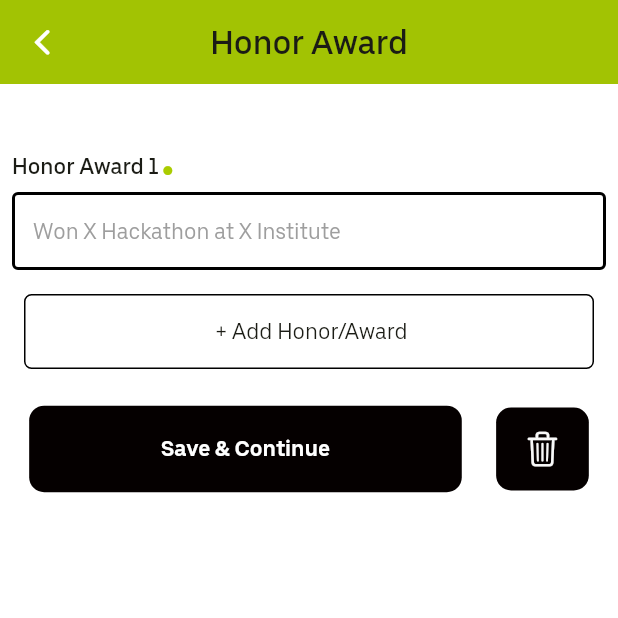
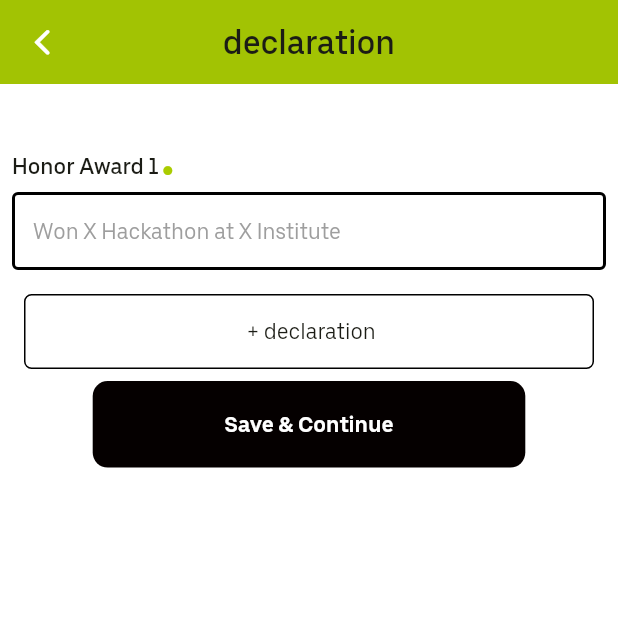
Before and after one commit to RAWAN3830/laTeXpert, a Flutter app: the DeclarationScreen screen opened directly, on a phone screen of 412 x 824 dp, the top half of it. Run offline on Flutter 3.47's test engine with Material 3 defaults, Android fonts, the phone set to English and light mode, and no system bars; our stand-ins replace bloc, cloud_firestore, dio, easy_stepper, firebase_auth, firebase_core and 7 more; missing offline and left inert: flutter_resume_template; accounts and stored records are empty; network calls fail; project files that could hold a hidden picture were left out.

```diff
--- a/lib/domain/declaration_model/declaration_controller.dart
+++ b/lib/domain/declaration_model/declaration_controller.dart
@@ -1,8 +1,23 @@
 import 'package:flutter/material.dart';
+import 'package:latexpert/domain/declaration_model/declaration_model.dart';
 
 class DeclarationController {
-  final TextEditingController honorController;
+  final TextEditingController declaration;
 
-  DeclarationController({TextEditingController? honor})
-      : honorController = honor ?? TextEditingController();
+  DeclarationController({
+    required this.declaration,
+  });
+
+  void dispose() {
+    declaration.dispose();
+    }
+
 }
+
+extension DeclarationControllerExtension on DeclarationController {
+  DeclarationModel toModel() {
+    return DeclarationModel(
+      honorAwardTitle: declaration.text,
+    );
+  }
+}
--- a/lib/domain/declaration_model/declaration_model.dart
+++ b/lib/domain/declaration_model/declaration_model.dart
@@ -12,7 +12,6 @@ class DeclarationMasterModel with _$DeclarationMasterModel {
   factory DeclarationMasterModel.fromJson(Map<String, dynamic> json) => _$DeclarationMasterModelFromJson(json);
 }
 
-
 @freezed
 class DeclarationModel with _$DeclarationModel {
   const factory DeclarationModel({
--- a/lib/infra/bloc/declaration_bloc/declaration_state.dart
+++ b/lib/infra/bloc/declaration_bloc/declaration_state.dart
@@ -1,5 +1,6 @@
 import 'package:freezed_annotation/freezed_annotation.dart';
 import 'package:flutter/material.dart';
+import 'package:latexpert/domain/declaration_model/declaration_model.dart';
 
 part 'declaration_state.freezed.dart';
 
@@ -8,7 +9,7 @@ class DeclarationState with _$DeclarationState {
   const factory DeclarationState.initial() = _DeclarationStateInitial;
   const factory DeclarationState.loading() = _DeclarationStateLoading;
   const factory DeclarationState.success({
-    required List<TextEditingController> honorAwardControllers,
+    required List<DeclarationModel> declarationList,
   }) = _DeclarationStateSuccess;
   const factory DeclarationState.failure({
     String? errorMessage,
--- a/lib/infra/services/auth_service/login_service.dart
+++ b/lib/infra/services/auth_service/login_service.dart
@@ -55,4 +55,7 @@ class LoginService {
       throw Exception('Failed to fetch data: ${response.data}');
     }
   }
+
+
+
 }
--- a/lib/presentation/Resume_builder_screen/declration_screen/declaration_screen.dart
+++ b/lib/presentation/Resume_builder_screen/declration_screen/declaration_screen.dart
@@ -1,130 +1,96 @@
-import 'package:flutter/cupertino.dart';
 import 'package:flutter/material.dart';
 import 'package:flutter_bloc/flutter_bloc.dart';
-import 'package:latexpert/core/constant/extension.dart';
+import 'package:latexpert/domain/declaration_model/declaration_controller.dart';
+import 'package:latexpert/infra/bloc/declaration_bloc/declaration_bloc.dart';
+import 'package:latexpert/presentation/common_widgets/common_appbar/custome_appbar.dart';
+import 'package:latexpert/presentation/common_widgets/common_buttons/common_add_field_button.dart';
+import 'package:latexpert/presentation/common_widgets/common_buttons/common_save_button.dart';
+import 'package:latexpert/presentation/common_widgets/common_textfields/comman_textformfield.dart';
 import 'package:latexpert/core/constant/strings.dart';
-import 'package:latexpert/infra/bloc/declaration_bloc/declaration_bloc.dart';
-import 'package:latexpert/infra/bloc/declaration_bloc/declaration_state.dart';
-import 'package:latexpert/presentation/common_widgets/common_buttons/common_reset_button.dart';
-import 'package:latexpert/presentation/common_widgets/common_popup/common_delete_popup.dart';
-import 'package:latexpert/presentation/common_widgets/common_text/common_heading.dart';
-import '../../common_widgets/common_appbar/custome_appbar.dart';
-import '../../common_widgets/common_buttons/common_add_field_button.dart';
-import '../../common_widgets/common_buttons/common_save_button.dart';
-import '../../common_widgets/common_textfields/comman_textformfield.dart';
+
+import '../../../infra/bloc/declaration_bloc/declaration_state.dart';
+import '../../common_widgets/common_text/common_heading.dart';
 
 class DeclarationScreen extends StatefulWidget {
   final bool showAppBar;
-  final VoidCallback? onNext;  // Callback function to move to next step
+  final VoidCallback? onNext;
 
-  const DeclarationScreen({super.key, this.showAppBar = true, this.onNext});
+  const DeclarationScreen({Key? key, this.showAppBar = true, this.onNext})
+      : super(key: key);
 
   @override
   State<DeclarationScreen> createState() => _DeclarationScreenState();
 }
 
 class _DeclarationScreenState extends State<DeclarationScreen> {
-  final GlobalKey<FormState> formKey = GlobalKey<FormState>();
-  late DeclarationCubit _declarationCubit;
-
-  @override
-  void initState() {
-    super.initState();
-    _declarationCubit = DeclarationCubit();
-    _declarationCubit.initialize();
-  }
-
+  final GlobalKey<FormState> _formKey = GlobalKey<FormState>();
 
   @override
   Widget build(BuildContext context) {
     return BlocProvider(
-      create: (context) => _declarationCubit,
+      create: (_) => DeclarationBloc(),
       child: Scaffold(
-        appBar: widget.showAppBar ? const CustomAppBar(title: Strings.honorAwardTitle) : null,
-        body: Padding(
+        appBar: widget.showAppBar
+            ? const CustomAppBar(title: Strings.declaration)
+            : null,
+        body: BlocBuilder<DeclarationBloc, DeclarationState>(
+          builder: (context, state) {
+            final cubit = context.read<DeclarationBloc>();
+            final controllers = cubit.controllersList;
+
+            return Padding(
               padding: const EdgeInsets.all(8.0),
               child: SingleChildScrollView(
                 child: Form(
-              key: formKey,
+                  key: _formKey,
                   child: Column(
                     children: [
-                  BlocBuilder<DeclarationCubit, DeclarationState>(
-                    builder: (context, state) {
-                      return state.maybeWhen(
-                        success: (controllersList) {
+                      ListView.builder(
+                        shrinkWrap: true,
+                        physics: const NeverScrollableScrollPhysics(),
+                        itemCount: controllers.length,
+                        itemBuilder: (context, index) {
                           return Column(
-                            children: List.generate(controllersList.length, (index) {
-                              return Row(
-                                crossAxisAlignment: CrossAxisAlignment.end,
-                                children: [
-                                  Expanded(
-                                    child: Column(
                             crossAxisAlignment: CrossAxisAlignment.start,
                             children: [
                               CommonHeading(title: '${Strings.honorAward} ${index + 1}'),
                               CommonTextformfield(
-                                          controller: controllersList[index],
+                                controller: controllers[index].declaration,
                                 labelText: 'Won X Hackathon at X Institute',
                                 errorText: Strings.validTitleError,
                               ),
                             ],
-                                    ),
-                                  ),
-                                  if (controllersList.length > 1)
-                                    Padding(
-                                      padding: const EdgeInsets.only(bottom: 8.0, left: 10),
-                                      child: IconButton(
-                                        onPressed: () => CommonDeletePopup().showDeleteConfirmationDialog(
-                                          context,
-                                          index,
-                                              () => context.read<DeclarationCubit>().deleteDeclarationField(index),
-                                        ),
-                                        icon: const Icon(CupertinoIcons.delete),
-                                      ),
-                                    ),
-                                ],
-                              );
-                            }),
-                          );
-                        },
-                        orElse: () => const CircularProgressIndicator(),
                           );
                         },
                       ),
-                  BlocBuilder<DeclarationCubit, DeclarationState>(
-                    builder: (context, state) {
-                      return state.maybeWhen(
-                        success: (controllersList) {
-                          return controllersList.length < 4
-                              ? CommonAddFieldButton(
-                            onTap: () => context.read<DeclarationCubit>().addDeclarationField(),
-                            name: Strings.addHonorAward,
-                          )
-                              : Container();
-                        },
-                        orElse: () => Container(),
-                      );
-                    },
+                      if (controllers.length < 4)
+                        CommonAddFieldButton(
+                          onTap: () => context
+                              .read<DeclarationBloc>()
+                              .addDeclarationField(),
+                          name: Strings.declaration,
                         ),
-                  SizedBox(height: context.height(context) * 0.02),
                       Row(
                         mainAxisAlignment: MainAxisAlignment.spaceAround,
                         children: [
                           CommonSaveButton(
-                        formKey: formKey,
+                            formKey: _formKey,
                             onTap: () {
-                          if (formKey.currentState!.validate()) {
-                            context.read<DeclarationCubit>().saveDeclaration();
-                            // widget.onNext?.call(); // Move to next step
+                              if (_formKey.currentState!.validate()) {
+                                final declarationList = context
+                                    .read<DeclarationBloc>()
+                                    .controllersList
+                                    .map((controllers) {
+                                  return controllers.toModel(); // clean conversion
+                                }).toList();
+
+                                context
+                                    .read<DeclarationBloc>()
+                                    .registerDeclaration(
+                                    context, declarationList);
                               }
                             },
                             name: Strings.saveContinue,
-                      ),
-                      CommonResetButton(
-                        formKey: formKey,
-                        onTap: () {
-                          context.read<DeclarationCubit>().resetDeclarationFields();
-                        },
                           ),
                         ],
                       ),
@@ -132,14 +98,10 @@ class _DeclarationScreenState extends State<DeclarationScreen> {
                   ),
                 ),
               ),
+            );
+          },
         ),
       ),
     );
   }
-
-  @override
-  void dispose() {
-    _declarationCubit.close();
-    super.dispose();
 }
-}
--- a/pubspec.yaml
+++ b/pubspec.yaml
@@ -107,6 +107,7 @@ flutter:
     - assets/icons/
     - assets/illustrator/
     - assets/fonts/
+    - assets/template/
     - assets/icon.png
     #- images/pngwing.png
 
```
Also changed, not shown: lib/infra/bloc/declaration_bloc/declaration_bloc.dart (+44 -42 lines), lib/infra/services/declaration_service/declaration_service.dart (+80 -59 lines), lib/main.dart (+7 -3 lines), lib/presentation/home_screen/home_screen.dart (+34 -15 lines), lib/presentation/home_screen/template_selection_screen/template_selection_screen.dart (added, +29 -0 lines), lib/presentation/profile_screen/profile_screen.dart (+21 -2 lines), lib/presentation/work_space_stepper/work_space_stepper.dart (+114 -114 lines), assets/template/template(1).jpeg (added), assets/template/template(2).jpeg (added), assets/template/template(3).jpeg (added), lib/infra/bloc/declaration_bloc/declaration_state.freezed.dart. Lines whose indentation alone changed are shown as unchanged.
